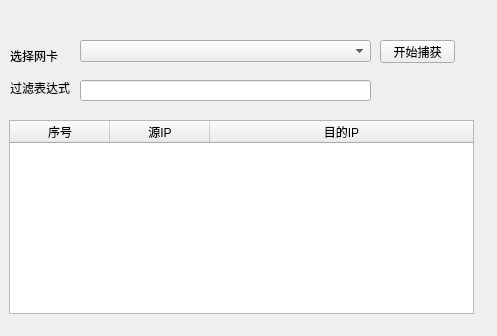
Old version of the form NetworkFilter/mainwindow.ui in the repository xld-hub/Qt-Npcap.
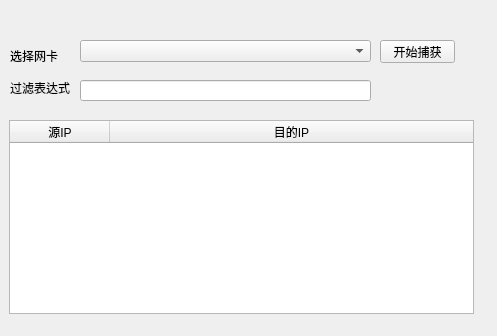
New version of the form.

What changed in the file:
```diff
--- a/NetworkFilter/mainwindow.ui
+++ b/NetworkFilter/mainwindow.ui
@@ -103,11 +103,6 @@
     <attribute name="verticalHeaderStretchLastSection">
      <bool>false</bool>
     </attribute>
-    <column>
-     <property name="text">
-      <string>序号</string>
-     </property>
-    </column>
     <column>
      <property name="text">
       <string>源IP</string>
```
